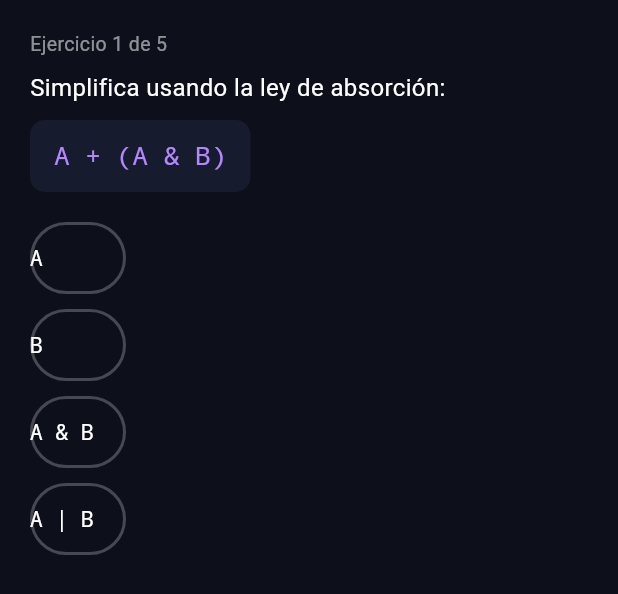
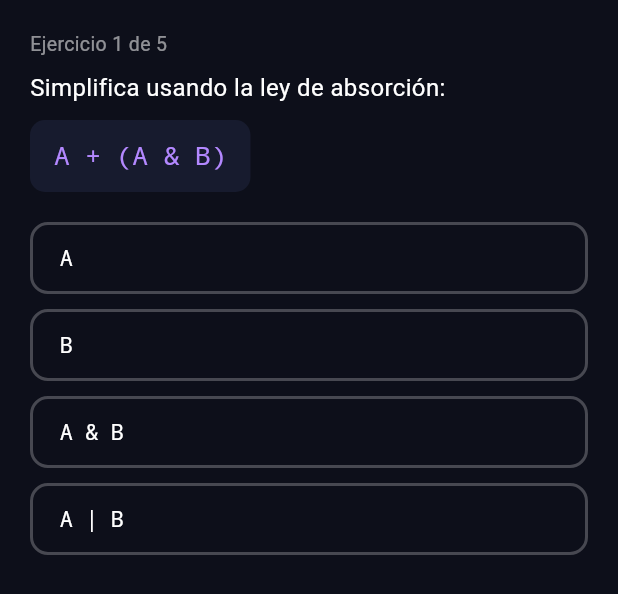
Before and after one commit to pillpelagosmanuelito-debug/LogicPro, a Flutter app: the _PracticaSimplificacion widget shown alone on an empty page, opened directly, on a phone screen of 412 x 824 dp. Shown: the top 594 px of the screen. Run offline on Flutter 3.47's test engine with Material 3 defaults, Android fonts, the phone set to English and light mode, and no system bars; our stand-ins replace flutter_riverpod, shared_preferences; accounts and stored records are empty.

Commit message:
LogicPro
Co-Authored-By: Claude Opus 5.5 <noreply@anthropic.com>

```diff
--- a/lib/modules/m1_algebra/view/algebra_screen.dart
+++ b/lib/modules/m1_algebra/view/algebra_screen.dart
@@ -143,19 +143,25 @@ class _PracticaSimplificacion extends ConsumerWidget {
             }
             return Padding(
               padding: const EdgeInsets.only(bottom: 10),
+              child: SizedBox(
+                width: double.infinity,
                 child: OutlinedButton(
                   onPressed: estado.opcionSeleccionada == null
                       ? () => vm.seleccionarOpcion(i)
                       : null,
                   style: OutlinedButton.styleFrom(
-                  padding: const EdgeInsets.symmetric(vertical: 14),
+                    padding: const EdgeInsets.symmetric(
+                        vertical: 14, horizontal: 20),
                     side: BorderSide(
                         color: colorBorde ?? Colors.white24, width: 2),
+                    shape: RoundedRectangleBorder(
+                        borderRadius: BorderRadius.circular(12)),
                     alignment: Alignment.centerLeft,
                   ),
                   child: Text(ejercicio.opciones[i],
                       style: const TextStyle(
                           color: Colors.white, fontFamily: 'monospace')),
+                ),
               ),
             );
           }),
--- a/lib/modules/tutor/view/tutor_screen.dart
+++ b/lib/modules/tutor/view/tutor_screen.dart
@@ -59,7 +59,8 @@ class _TutorScreenState extends State<TutorScreen> {
     return Scaffold(
       appBar: AppBar(title: const Text('Tutor: explicar error lógico')),
       body: SingleChildScrollView(
-        padding: const EdgeInsets.all(20),
+        padding: EdgeInsets.fromLTRB(
+            20, 20, 20, 20 + MediaQuery.of(context).padding.bottom),
         child: Column(
           crossAxisAlignment: CrossAxisAlignment.start,
           children: [
```
Also changed, not shown: lib/modules/home/home_shell.dart (+6 -1 lines). Lines whose indentation alone changed are shown as unchanged.
